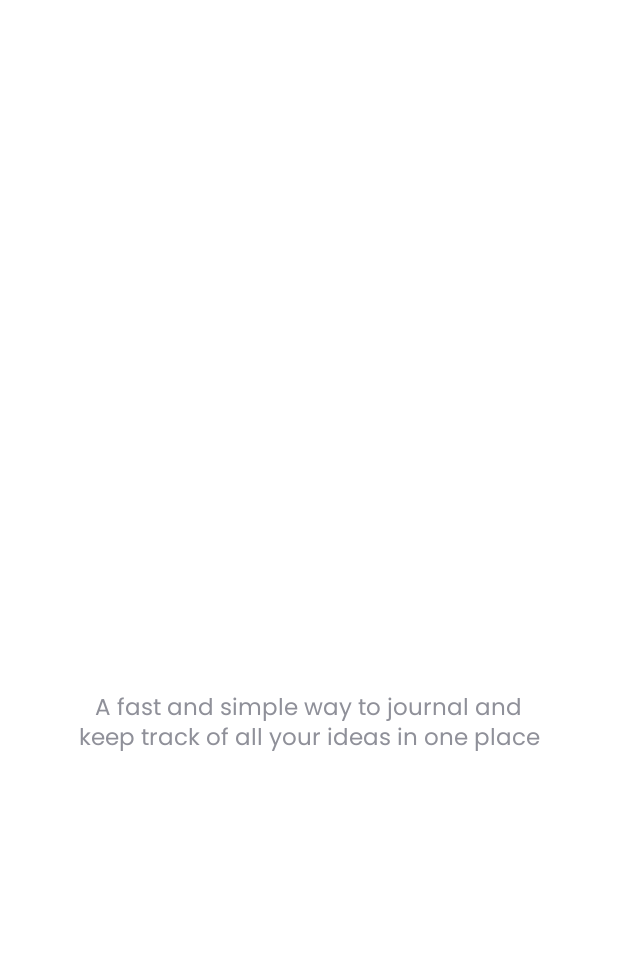
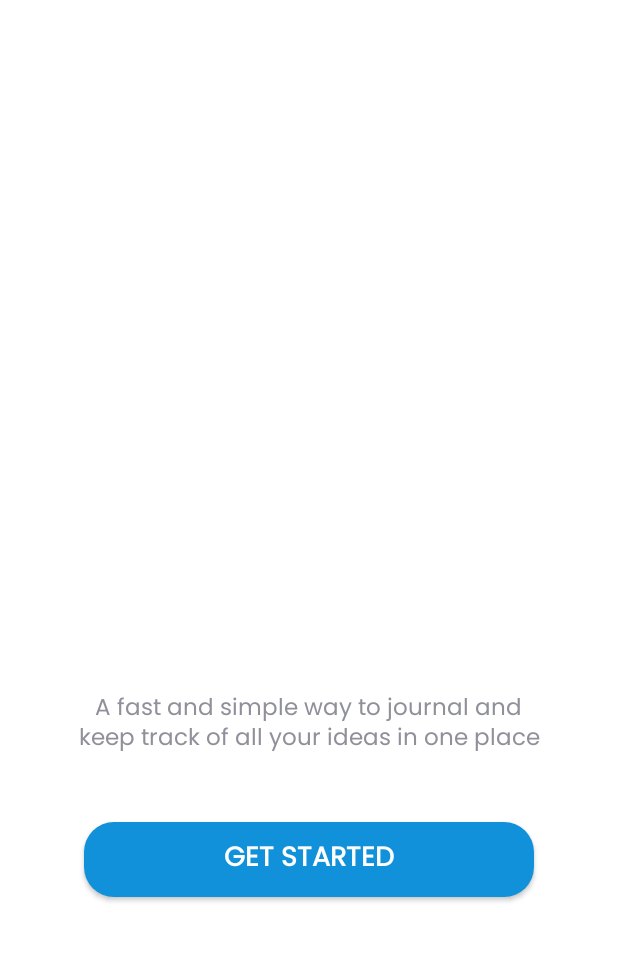
Before and after one commit to kevin2-cyber/Notes-Application, an Android app: the layout activity_main.xml on its own in the app's theme, with its tools: preview values and no code run, on a phone screen of 412 x 824 dp, the part 177-1139 px from its top. Run offline under Robolectric (Android 15) with nearby library versions, the phone set to English and light mode, and no system bars.

Commit message:
added a welcome button

```diff
--- /dev/null
+++ b/Scribble/app/src/main/res/drawable/round_style.xml
@@ -0,0 +1,7 @@
+<?xml version="1.0" encoding="utf-8"?>
+<shape xmlns:android="http://schemas.android.com/apk/res/android" android:shape="rectangle">
+
+    <corners android:radius="20dp"/>
+    <solid android:color="@color/kPrimary"/>
+
+</shape>
--- a/Scribble/app/src/main/res/layout/activity_main.xml
+++ b/Scribble/app/src/main/res/layout/activity_main.xml
@@ -49,5 +49,22 @@
         app:layout_constraintEnd_toEndOf="parent"
         app:layout_constraintStart_toStartOf="parent" />
 
+    <Button
+        android:id="@+id/welcome_btn"
+        android:layout_width="300dp"
+        android:layout_height="50dp"
+        android:layout_marginBottom="88dp"
+        android:text="@string/get_started"
+        android:textSize="18sp"
+        android:textColor="@color/white"
+        android:background="@drawable/round_style"
+        android:textAlignment="center"
+        android:padding="10dp"
+        android:fontFamily="@font/poppins"
+        android:textStyle="bold"
+        app:layout_constraintBottom_toBottomOf="parent"
+        app:layout_constraintEnd_toEndOf="parent"
+        app:layout_constraintStart_toStartOf="parent" />
+
 
 </androidx.constraintlayout.widget.ConstraintLayout>
--- a/Scribble/app/src/main/res/values/strings.xml
+++ b/Scribble/app/src/main/res/values/strings.xml
@@ -4,4 +4,5 @@
     <string name="login">Login</string>
     <string name="first_sentence">A fast and simple way to journal and</string>
     <string name="second_sentence">keep track of all your ideas in one place</string>
+    <string name="get_started">Get Started</string>
 </resources>
```
